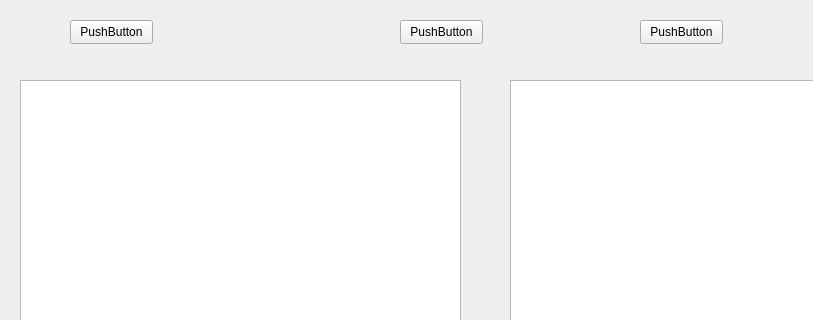
Above: playground/MannschaftsGenerator/.GUI/GUI_Number_1.ui from VaderLader/NikNDad before the change; both pictures show x 0 to 813 and y 0 to 320 of the 1000 by 800 pixel window. Below: the same form after it.
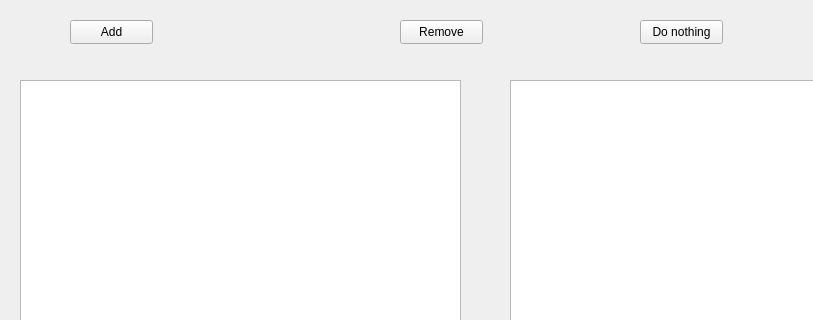
That is the form after the change.

Commit message: insert and remove added

Patch:
```diff
--- a/playground/MannschaftsGenerator/.GUI/GUI_Number_1.ui
+++ b/playground/MannschaftsGenerator/.GUI/GUI_Number_1.ui
@@ -44,7 +44,7 @@
      </rect>
     </property>
     <property name="text">
-     <string>PushButton</string>
+     <string>Do nothing</string>
     </property>
    </widget>
    <widget class="QPushButton" name="pushButton_2">
@@ -57,7 +57,7 @@
      </rect>
     </property>
     <property name="text">
-     <string>PushButton</string>
+     <string>Add</string>
     </property>
    </widget>
    <widget class="QPushButton" name="pushButton_3">
@@ -70,7 +70,7 @@
      </rect>
     </property>
     <property name="text">
-     <string>PushButton</string>
+     <string>Remove</string>
     </property>
    </widget>
   </widget>
```
The commit also changes 1 other file.
